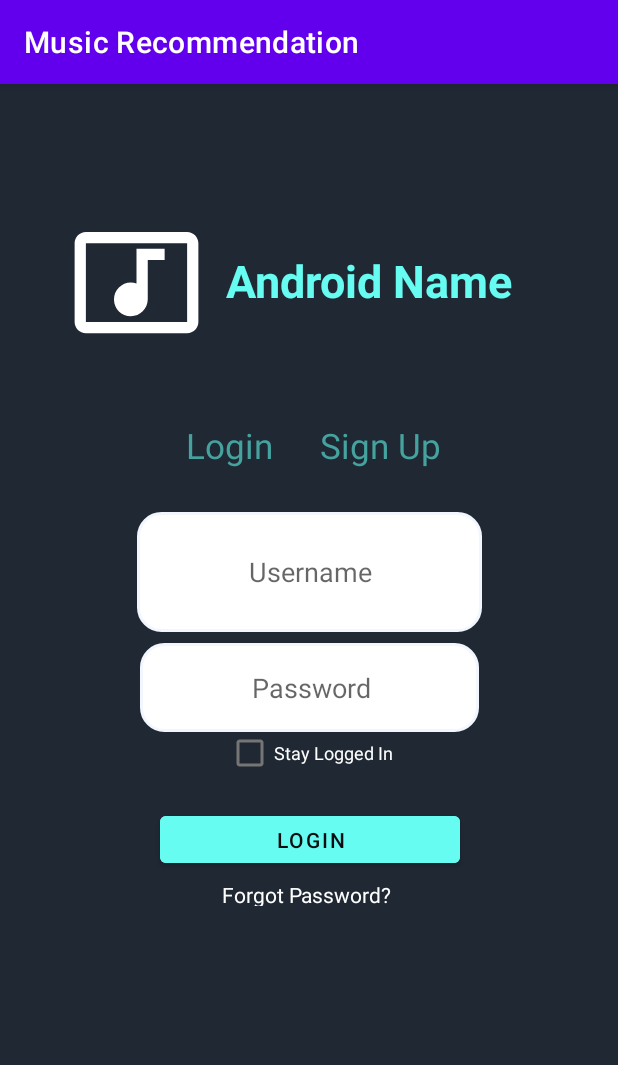
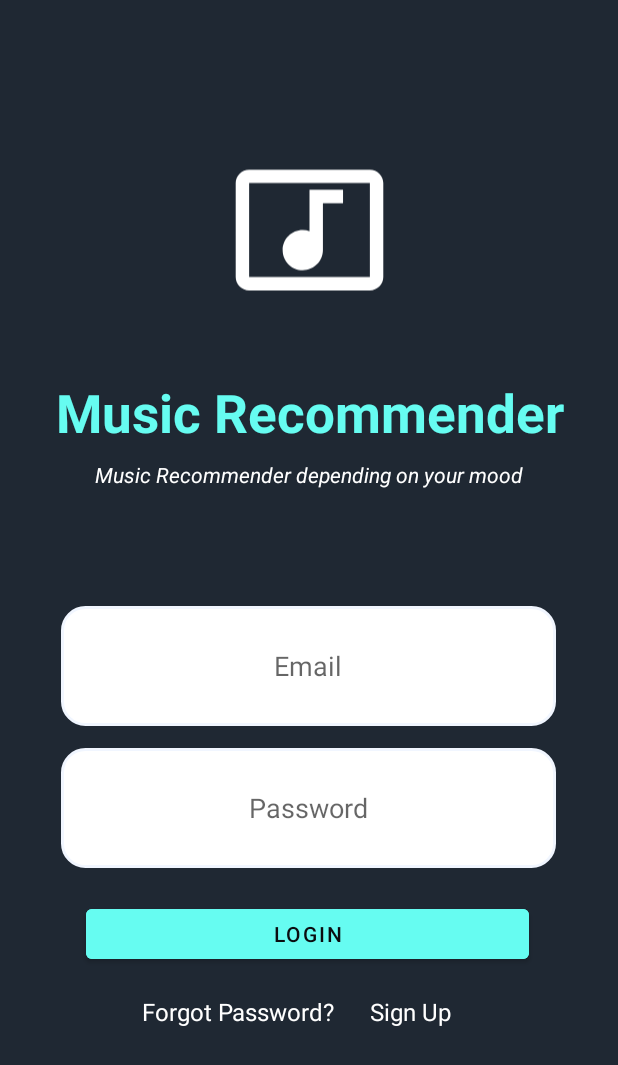
Before and after one commit to Elifzeynepedman/Music-Recommendation-App, an Android app: the screen it shows after launch (LoginActivity before the commit, MainActivity after it), on a phone screen of 412 x 824 dp. Shown: the top 1065 px of the screen. Run offline under Robolectric (Android 15) with nearby library versions, the phone set to English and light mode, and no system bars; our stand-ins replace Firebase (no records; nobody signed in at launch, a user with empty details on screens opened directly).

Commit message:
Newer version of layout

```diff
--- a/app/src/main/AndroidManifest.xml
+++ b/app/src/main/AndroidManifest.xml
@@ -9,8 +9,7 @@
         android:roundIcon="@mipmap/ic_launcher_round"
         android:supportsRtl="true"
         android:theme="@style/Theme.MusicRecommendation">
-        <activity android:name=".RegisterActivity"></activity>
-        <activity android:name=".LoginActivity" />
+        <activity android:name=".RegisterUser"></activity>
         <activity android:name=".MainActivity">
             <intent-filter>
                 <action android:name="android.intent.action.MAIN" />
--- a/app/src/main/java/bitirme/proje/musicrecommendation/LoginActivity.java
+++ /dev/null
@@ -1,73 +0,0 @@
-package bitirme.proje.musicrecommendation;
-
-import androidx.annotation.NonNull;
-import androidx.appcompat.app.AppCompatActivity;
-
-import android.content.Intent;
-import android.os.Bundle;
-import android.view.View;
-import android.widget.EditText;
-import android.widget.TextView;
-import android.widget.Toast;
-
-import com.google.android.gms.tasks.OnCompleteListener;
-import com.google.android.gms.tasks.Task;
-import com.google.firebase.auth.AuthResult;
-import com.google.firebase.auth.FirebaseAuth;
-
-public class LoginActivity extends AppCompatActivity {
-    private FirebaseAuth mAuth;
-    private EditText email,Password;
-    private TextView loginText;
-    private TextView textRegister;
-    @Override
-    protected void onCreate(Bundle savedInstanceState) {
-        super.onCreate(savedInstanceState);
-        setContentView(R.layout.activity_login);
-
-        mAuth=FirebaseAuth.getInstance();
-        email=findViewById(R.id.email);
-        Password=findViewById(R.id.password);
-        loginText=findViewById(R.id.Login);
-         textRegister=findViewById(R.id.SignUpText);
-        loginText.setOnClickListener(new View.OnClickListener() {
-            @Override
-            public void onClick(View view) {
-                login();
-            }
-        });
-
-        textRegister.setOnClickListener(new View.OnClickListener() {
-            @Override
-            public void onClick(View view) {
-                startActivity(new Intent(LoginActivity.this, RegisterActivity.class));
-            }
-        });
-    }
-
-    private void login() {
-        String user= email.getText().toString().trim();
-        String pass=Password.getText().toString().trim();
-        if (user.isEmpty()) {
-            email.setError("Email can not be empty");
-        }
-        if (pass.isEmpty()
-        ) {
-            Password.setError("Password can not be empty");
-        }
-        else{
-            mAuth.signInWithEmailAndPassword(user,pass).addOnCompleteListener(new OnCompleteListener<AuthResult>() {
-                @Override
-                public void onComplete(@NonNull Task<AuthResult> task) {
-                    if(task.isSuccessful()){
-                        Toast.makeText(LoginActivity.this,"Login Successful",Toast.LENGTH_SHORT).show();
-                        startActivity(new Intent(LoginActivity.this, MainActivity.class));
-                    }
-                    else{
-                        Toast.makeText(LoginActivity.this,"Login Failed"+task.getException().getMessage(),Toast.LENGTH_SHORT).show();
-                    }
-                }
-            });
-        }
-    }
-}
--- a/app/src/main/java/bitirme/proje/musicrecommendation/MainActivity.java
+++ b/app/src/main/java/bitirme/proje/musicrecommendation/MainActivity.java
@@ -10,36 +10,25 @@ import android.widget.TextView;
 import com.google.firebase.auth.FirebaseAuth;
 import com.google.firebase.auth.FirebaseUser;
 
-public class MainActivity extends AppCompatActivity {
-    private FirebaseAuth mAuth;
-    private TextView loginText;
+public class MainActivity extends AppCompatActivity implements  View.OnClickListener {
+
+    private TextView register;
     @Override
     protected void onCreate(Bundle savedInstanceState) {
         super.onCreate(savedInstanceState);
         setContentView(R.layout.activity_main);
 
-        mAuth= FirebaseAuth.getInstance();
-        loginText=findViewById(R.id.SignUpText);
-
-        loginText.setOnClickListener(new View.OnClickListener() {
-            @Override
-            public void onClick(View view) {
-                logout();
-            }
-        });
-    }
-@Override
-    public void onStart(){
-        super.onStart();
-        FirebaseUser currentUser=mAuth.getCurrentUser();
-        if(currentUser==null){
-            startActivity(new Intent(MainActivity.this,LoginActivity.class));
-        }
+        register=(TextView) findViewById(R.id.register);
+        register.setOnClickListener(this);
 
     }
 
-    public void logout() {
-        FirebaseAuth.getInstance().signOut();
-        startActivity(new Intent(MainActivity.this, LoginActivity.class));
+    @Override
+    public void onClick(View view) {
+        switch (view.getId()){
+            case R.id.register:
+                startActivity(new Intent(this,RegisterUser.class));
+                break;
+        }
     }
 }
--- a/app/src/main/res/layout/activity_login.xml
+++ /dev/null
@@ -1,139 +0,0 @@
-<?xml version="1.0" encoding="utf-8"?>
-<androidx.constraintlayout.widget.ConstraintLayout xmlns:android="http://schemas.android.com/apk/res/android"
-    xmlns:app="http://schemas.android.com/apk/res-auto"
-    xmlns:tools="http://schemas.android.com/tools"
-    android:layout_width="match_parent"
-    android:layout_height="match_parent"
-    android:background="#1F2833">
-
-    <TextView
-        android:id="@+id/SignUpText"
-        android:layout_width="wrap_content"
-        android:layout_height="wrap_content"
-        android:text="Sign Up"
-        android:textColor="#45A29E"
-        android:textSize="23sp"
-        app:layout_constraintBottom_toBottomOf="parent"
-        app:layout_constraintEnd_toEndOf="parent"
-        app:layout_constraintHorizontal_bias="0.644"
-        app:layout_constraintStart_toStartOf="parent"
-        app:layout_constraintTop_toBottomOf="@+id/textView"
-        app:layout_constraintVertical_bias="0.127" />
-
-    <TextView
-        android:id="@+id/textView"
-        android:layout_width="234dp"
-        android:layout_height="40dp"
-        android:fontFamily="sans-serif"
-        android:text="Android Name"
-        android:textColor="#66FCF1"
-        android:textSize="30sp"
-        android:textStyle="bold"
-        app:layout_constraintBottom_toBottomOf="parent"
-        app:layout_constraintEnd_toEndOf="parent"
-        app:layout_constraintHorizontal_bias="0.847"
-        app:layout_constraintStart_toStartOf="parent"
-        app:layout_constraintTop_toTopOf="parent"
-        app:layout_constraintVertical_bias="0.152" />
-
-    <ImageView
-        android:id="@+id/imageView"
-        android:layout_width="90dp"
-        android:layout_height="103dp"
-        app:layout_constraintBottom_toBottomOf="parent"
-        app:layout_constraintEnd_toStartOf="@+id/textView"
-        app:layout_constraintHorizontal_bias="0.753"
-        app:layout_constraintStart_toStartOf="parent"
-        app:layout_constraintTop_toTopOf="parent"
-        app:layout_constraintVertical_bias="0.121"
-        app:srcCompat="@drawable/ic_baseline_music_video_24" />
-
-    <TextView
-        android:id="@+id/Login"
-        android:layout_width="wrap_content"
-        android:layout_height="wrap_content"
-        android:text="Login"
-        android:textColor="#45A29E"
-        android:textSize="23sp"
-        app:layout_constraintBottom_toBottomOf="parent"
-        app:layout_constraintEnd_toStartOf="@+id/SignUpText"
-        app:layout_constraintHorizontal_bias="0.8"
-        app:layout_constraintStart_toStartOf="parent"
-        app:layout_constraintTop_toTopOf="@+id/SignUpText"
-        app:layout_constraintVertical_bias="0.0" />
-
-    <EditText
-        android:id="@+id/password"
-        android:layout_width="226dp"
-        android:layout_height="59dp"
-        android:layout_marginTop="7dp"
-        android:background="@drawable/rounded_corner_view"
-        android:contextClickable="true"
-        android:ems="10"
-        android:hint="                Password"
-        android:inputType="textPassword"
-        app:layout_constraintBottom_toBottomOf="parent"
-        app:layout_constraintEnd_toEndOf="parent"
-        app:layout_constraintStart_toStartOf="parent"
-        app:layout_constraintTop_toBottomOf="@+id/email"
-        app:layout_constraintVertical_bias="0.0" />
-
-    <EditText
-        android:id="@+id/email"
-        android:layout_width="230dp"
-        android:layout_height="120px"
-        android:background="@drawable/rounded_corner_view"
-        android:ems="10"
-        android:hint="                Username"
-        android:inputType="text"
-        app:layout_constraintBottom_toBottomOf="parent"
-        app:layout_constraintEnd_toEndOf="parent"
-        app:layout_constraintHorizontal_bias="0.502"
-        app:layout_constraintStart_toStartOf="parent"
-        app:layout_constraintTop_toBottomOf="@+id/textView"
-        app:layout_constraintVertical_bias="0.251" />
-
-    <CheckBox
-        android:id="@+id/checkBox"
-        android:layout_width="wrap_content"
-        android:layout_height="wrap_content"
-        android:gravity="center_horizontal|center_vertical"
-        android:text="Stay Logged In"
-        android:textColor="#ffff"
-        android:textSize="12sp"
-        app:layout_constraintBottom_toBottomOf="parent"
-        app:layout_constraintEnd_toEndOf="parent"
-        app:layout_constraintStart_toStartOf="parent"
-        app:layout_constraintTop_toBottomOf="@+id/email"
-        app:layout_constraintVertical_bias="0.159" />
-
-    <Button
-        android:id="@+id/button"
-        android:layout_width="200dp"
-        android:layout_height="43dp"
-        android:width="700px"
-        android:backgroundTint="#66FCF1"
-        android:gravity="center_horizontal|center_vertical"
-        android:text="LOGIN"
-        android:textColor="#0B0C10"
-        app:layout_constraintBottom_toBottomOf="parent"
-        app:layout_constraintEnd_toEndOf="parent"
-        app:layout_constraintHorizontal_bias="0.502"
-        app:layout_constraintStart_toStartOf="parent"
-        app:layout_constraintTop_toTopOf="parent"
-        app:layout_constraintVertical_bias="0.665" />
-
-    <TextView
-        android:id="@+id/textView4"
-        android:layout_width="163dp"
-        android:layout_height="17dp"
-        android:text="       Forgot Password?"
-        android:textColor="#ffff"
-        android:textSize="14sp"
-        app:layout_constraintBottom_toBottomOf="parent"
-        app:layout_constraintEnd_toEndOf="parent"
-        app:layout_constraintStart_toStartOf="parent"
-        app:layout_constraintTop_toBottomOf="@+id/button"
-        app:layout_constraintVertical_bias="0.024" />
-
-</androidx.constraintlayout.widget.ConstraintLayout>
--- a/app/src/main/res/layout/activity_main.xml
+++ b/app/src/main/res/layout/activity_main.xml
@@ -4,15 +4,137 @@
     xmlns:tools="http://schemas.android.com/tools"
     android:layout_width="match_parent"
     android:layout_height="match_parent"
+    android:background="#1F2833"
     tools:context=".MainActivity">
 
+    <ImageView
+        android:id="@+id/imageView"
+        android:layout_width="107dp"
+        android:layout_height="132dp"
+        app:layout_constraintBottom_toBottomOf="parent"
+        app:layout_constraintEnd_toEndOf="parent"
+        app:layout_constraintStart_toStartOf="parent"
+        app:layout_constraintTop_toTopOf="parent"
+        app:layout_constraintVertical_bias="0.126"
+        app:srcCompat="@drawable/ic_baseline_music_video_24" />
+
     <TextView
+        android:id="@+id/banner"
         android:layout_width="wrap_content"
         android:layout_height="wrap_content"
-        android:text="Hello World!"
+        android:layout_marginEnd="36dp"
+        android:fontFamily="sans-serif"
+        android:foregroundGravity="center"
+        android:gravity="center"
+        android:text="Music Recommender"
+        android:textColor="#66FCF1"
+        android:textSize="35sp"
+        android:textStyle="bold"
         app:layout_constraintBottom_toBottomOf="parent"
-        app:layout_constraintLeft_toLeftOf="parent"
-        app:layout_constraintRight_toRightOf="parent"
-        app:layout_constraintTop_toTopOf="parent" />
+        app:layout_constraintEnd_toEndOf="parent"
+        app:layout_constraintTop_toTopOf="parent"
+        app:layout_constraintVertical_bias="0.324" />
+
+    <TextView
+        android:id="@+id/bannerDescription"
+        android:layout_width="wrap_content"
+        android:layout_height="wrap_content"
+        android:layout_marginTop="8dp"
+        android:text="Music Recommender depending on your mood"
+        android:textColor="#ffff"
+        android:textStyle="italic"
+        app:layout_constraintEnd_toEndOf="parent"
+        app:layout_constraintStart_toStartOf="parent"
+        app:layout_constraintTop_toBottomOf="@+id/banner" />
+
+    <EditText
+        android:id="@+id/email"
+        android:layout_width="330dp"
+        android:layout_height="120px"
+        android:layout_marginBottom="320dp"
+        android:background="@drawable/rounded_corner_view"
+        android:ems="10"
+        android:gravity="center"
+        android:hint="Email"
+        android:inputType="textEmailAddress"
+        app:layout_constraintBottom_toBottomOf="parent"
+        app:layout_constraintEnd_toEndOf="parent"
+        app:layout_constraintHorizontal_bias="0.493"
+        app:layout_constraintStart_toStartOf="parent"
+        app:layout_constraintTop_toBottomOf="@+id/bannerDescription"
+        app:layout_constraintVertical_bias="0.793" />
+
+    <EditText
+        android:id="@+id/password"
+        android:layout_width="330dp"
+        android:layout_height="120px"
+        android:background="@drawable/rounded_corner_view"
+        android:ems="10"
+        android:gravity="center"
+        android:hint="Password"
+        android:inputType="textPassword"
+        app:layout_constraintBottom_toBottomOf="parent"
+        app:layout_constraintEnd_toEndOf="parent"
+        app:layout_constraintHorizontal_bias="0.493"
+        app:layout_constraintStart_toStartOf="parent"
+        app:layout_constraintTop_toBottomOf="@+id/email"
+        app:layout_constraintVertical_bias="0.057" />
+
+    <Button
+        android:id="@+id/signIn"
+        android:layout_width="295dp"
+        android:layout_height="45dp"
+        android:backgroundTint="#66FCF1"
+        android:gravity="center_horizontal|center_vertical"
+        android:text="LOGIN"
+        android:textColor="#0B0C10"
+        app:layout_constraintBottom_toBottomOf="parent"
+        app:layout_constraintEnd_toEndOf="parent"
+        app:layout_constraintHorizontal_bias="0.493"
+        app:layout_constraintStart_toStartOf="parent"
+        app:layout_constraintTop_toBottomOf="@+id/password"
+        app:layout_constraintVertical_bias="0.107" />
+
+    <TextView
+        android:id="@+id/forgotPassword"
+        android:layout_width="wrap_content"
+        android:layout_height="wrap_content"
+        android:text="Forgot Password?"
+        android:textColor="#ffff"
+        android:textSize="16dp"
+        app:layout_constraintBottom_toBottomOf="parent"
+        app:layout_constraintEnd_toEndOf="parent"
+        app:layout_constraintHorizontal_bias="0.334"
+        app:layout_constraintStart_toStartOf="parent"
+        app:layout_constraintTop_toBottomOf="@+id/signIn"
+        app:layout_constraintVertical_bias="0.117" />
+
+    <TextView
+        android:id="@+id/register"
+        android:layout_width="wrap_content"
+        android:layout_height="wrap_content"
+        android:text="Sign Up"
+        android:textColor="#ffff"
+        android:textSize="16dp"
+        app:layout_constraintBottom_toBottomOf="parent"
+        app:layout_constraintEnd_toEndOf="parent"
+        app:layout_constraintHorizontal_bias="0.172"
+        app:layout_constraintStart_toEndOf="@+id/forgotPassword"
+        app:layout_constraintTop_toBottomOf="@+id/signIn"
+        app:layout_constraintVertical_bias="0.117" />
+
+    <ProgressBar
+        android:id="@+id/progressBar"
+        style="?android:attr/progressBarStyle"
+        android:layout_width="wrap_content"
+        android:layout_height="wrap_content"
+        app:layout_constraintBottom_toBottomOf="parent"
+        app:layout_constraintEnd_toEndOf="parent"
+        app:layout_constraintStart_toStartOf="parent"
+        android:visibility="gone"
+
+        app:layout_constraintTop_toTopOf="parent"
+        tools:ignore="MissingConstraints" />
+
 
 </androidx.constraintlayout.widget.ConstraintLayout>
--- a/app/src/main/res/values-night/themes.xml
+++ b/app/src/main/res/values-night/themes.xml
@@ -1,14 +1,14 @@
 <resources xmlns:tools="http://schemas.android.com/tools">
     <!-- Base application theme. -->
-    <style name="Theme.MusicRecommendation" parent="Theme.MaterialComponents.DayNight.DarkActionBar">
+    <style name="Theme.MusicRecommendation" parent="Theme.MaterialComponents.DayNight.NoActionBar">
         <!-- Primary brand color. -->
-        <item name="colorPrimary">@color/purple_200</item>
-        <item name="colorPrimaryVariant">@color/purple_700</item>
-        <item name="colorOnPrimary">@color/black</item>
+        <item name="colorPrimary">#66FCF1</item>
+        <item name="colorPrimaryVariant">#66FCF1</item>
+        <item name="colorOnPrimary">#66FCF1</item>
         <!-- Secondary brand color. -->
-        <item name="colorSecondary">@color/teal_200</item>
-        <item name="colorSecondaryVariant">@color/teal_200</item>
-        <item name="colorOnSecondary">@color/black</item>
+        <item name="colorSecondary">#66FCF1</item>
+        <item name="colorSecondaryVariant">#66FCF1</item>
+        <item name="colorOnSecondary">#66FCF1</item>
         <!-- Status bar color. -->
         <item name="android:statusBarColor" tools:targetApi="l">?attr/colorPrimaryVariant</item>
         <!-- Customize your theme here. -->
--- a/app/src/main/res/values/themes.xml
+++ b/app/src/main/res/values/themes.xml
@@ -1,14 +1,14 @@
 <resources xmlns:tools="http://schemas.android.com/tools">
     <!-- Base application theme. -->
-    <style name="Theme.MusicRecommendation" parent="Theme.MaterialComponents.DayNight.DarkActionBar">
+    <style name="Theme.MusicRecommendation" parent="Theme.MaterialComponents.DayNight.NoActionBar">
         <!-- Primary brand color. -->
-        <item name="colorPrimary">@color/purple_500</item>
-        <item name="colorPrimaryVariant">@color/purple_700</item>
-        <item name="colorOnPrimary">@color/white</item>
+        <item name="colorPrimary">#66FCF1</item>
+        <item name="colorPrimaryVariant">#66FCF1</item>
+        <item name="colorOnPrimary">#66FCF1</item>
         <!-- Secondary brand color. -->
-        <item name="colorSecondary">@color/teal_200</item>
-        <item name="colorSecondaryVariant">@color/teal_700</item>
-        <item name="colorOnSecondary">@color/black</item>
+        <item name="colorSecondary">#66FCF1</item>
+        <item name="colorSecondaryVariant">#66FCF1</item>
+        <item name="colorOnSecondary">#66FCF1</item>
         <!-- Status bar color. -->
         <item name="android:statusBarColor" tools:targetApi="l">?attr/colorPrimaryVariant</item>
         <!-- Customize your theme here. -->
```
Also changed, not shown: app/src/main/java/bitirme/proje/musicrecommendation/RegisterActivity.java (deleted, +0 -73 lines), app/src/main/java/bitirme/proje/musicrecommendation/RegisterUser.java (added, +14 -0 lines), app/src/main/res/drawable/rounded_corner_view_sign_up.xml (added, +12 -0 lines), app/src/main/res/layout/activity_register.xml (deleted, +0 -84 lines), app/src/main/res/layout/activity_register_user.xml (added, +130 -0 lines), 1 other file.
